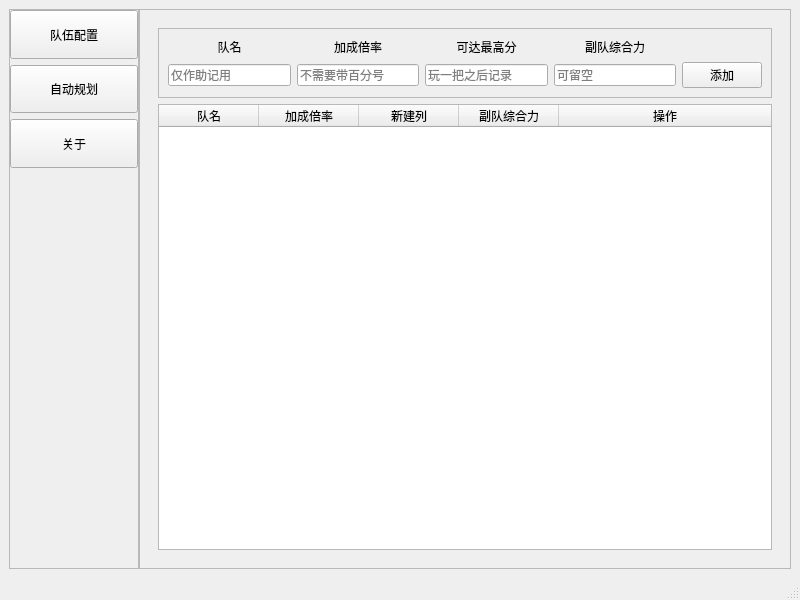
First picture: the form in GUI.ui, repository ENOIIA/bandori-planner, before the edit.
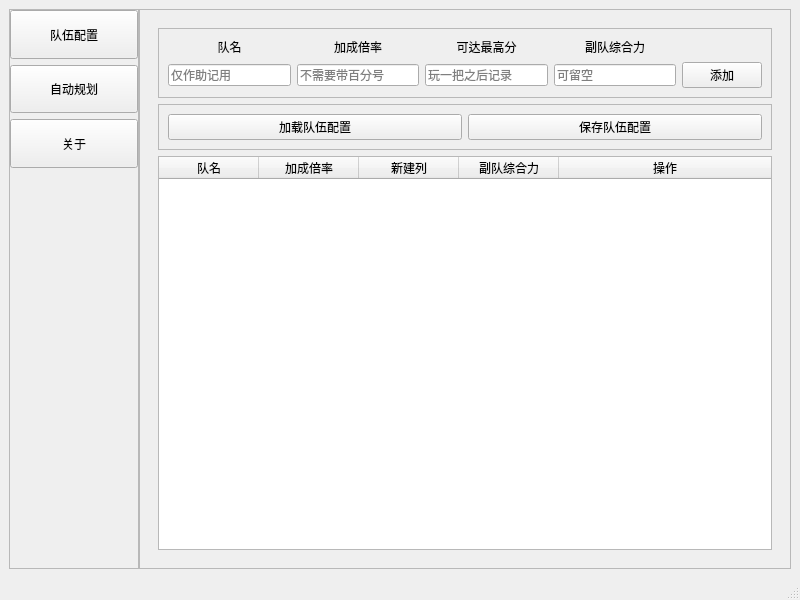
Second picture: the form after the edit.

Commit message: refactor: 添加队伍配置的加载和保存按钮（无实际信号），统一将team改称为band

Patch:
```diff
--- a/GUI.ui
+++ b/GUI.ui
@@ -14,11 +14,11 @@
    <string>邦邦控分规划</string>
   </property>
   <widget class="QWidget" name="centralwidget">
-   <layout class="QHBoxLayout" name="horizontalLayout_2">
+   <layout class="QGridLayout" name="gridLayout_9">
     <property name="sizeConstraint">
      <enum>QLayout::SetNoConstraint</enum>
     </property>
-    <item>
+    <item row="0" column="0">
      <layout class="QHBoxLayout" name="horizontalLayout">
       <property name="spacing">
        <number>0</number>
@@ -54,7 +54,7 @@
           <number>0</number>
          </property>
          <item>
-          <widget class="QPushButton" name="teamConfigBtn">
+          <widget class="QPushButton" name="bandConfigBtn">
            <property name="sizePolicy">
             <sizepolicy hsizetype="Minimum" vsizetype="Expanding">
              <horstretch>0</horstretch>
@@ -140,10 +140,10 @@
            <property name="currentIndex">
             <number>0</number>
            </property>
-           <widget class="QWidget" name="teamPage">
+           <widget class="QWidget" name="bandPage">
             <layout class="QVBoxLayout" name="verticalLayout_4">
              <item>
-              <widget class="QFrame" name="teamUpFrame">
+              <widget class="QFrame" name="bandUpFrame">
                <property name="sizePolicy">
                 <sizepolicy hsizetype="Preferred" vsizetype="Expanding">
                  <horstretch>0</horstretch>
@@ -206,7 +206,7 @@
                  </widget>
                 </item>
                 <item row="0" column="3">
-                 <widget class="QLabel" name="supportTeamLabel">
+                 <widget class="QLabel" name="supportBandLabel">
                   <property name="text">
                    <string>副队综合力</string>
                   </property>
@@ -226,7 +226,7 @@
                  </widget>
                 </item>
                 <item row="1" column="3">
-                 <widget class="QLineEdit" name="supportTeamEdit">
+                 <widget class="QLineEdit" name="supportBandEdit">
                   <property name="placeholderText">
                    <string>可留空</string>
                   </property>
@@ -236,7 +236,33 @@
               </widget>
              </item>
              <item>
-              <widget class="QTableWidget" name="teamTable">
+              <widget class="QFrame" name="frame">
+               <property name="frameShape">
+                <enum>QFrame::StyledPanel</enum>
+               </property>
+               <property name="frameShadow">
+                <enum>QFrame::Raised</enum>
+               </property>
+               <layout class="QGridLayout" name="gridLayout_10">
+                <item row="0" column="1">
+                 <widget class="QPushButton" name="saveBandBtn">
+                  <property name="text">
+                   <string>保存队伍配置</string>
+                  </property>
+                 </widget>
+                </item>
+                <item row="0" column="0">
+                 <widget class="QPushButton" name="loadBandBtn">
+                  <property name="text">
+                   <string>加载队伍配置</string>
+                  </property>
+                 </widget>
+                </item>
+               </layout>
+              </widget>
+             </item>
+             <item>
+              <widget class="QTableWidget" name="bandTable">
                <property name="sizePolicy">
                 <sizepolicy hsizetype="Expanding" vsizetype="Expanding">
                  <horstretch>0</horstretch>
```
Left out of the diff: 6 changed lines with no effect on the pictures. The commit also changes 3 other files.
